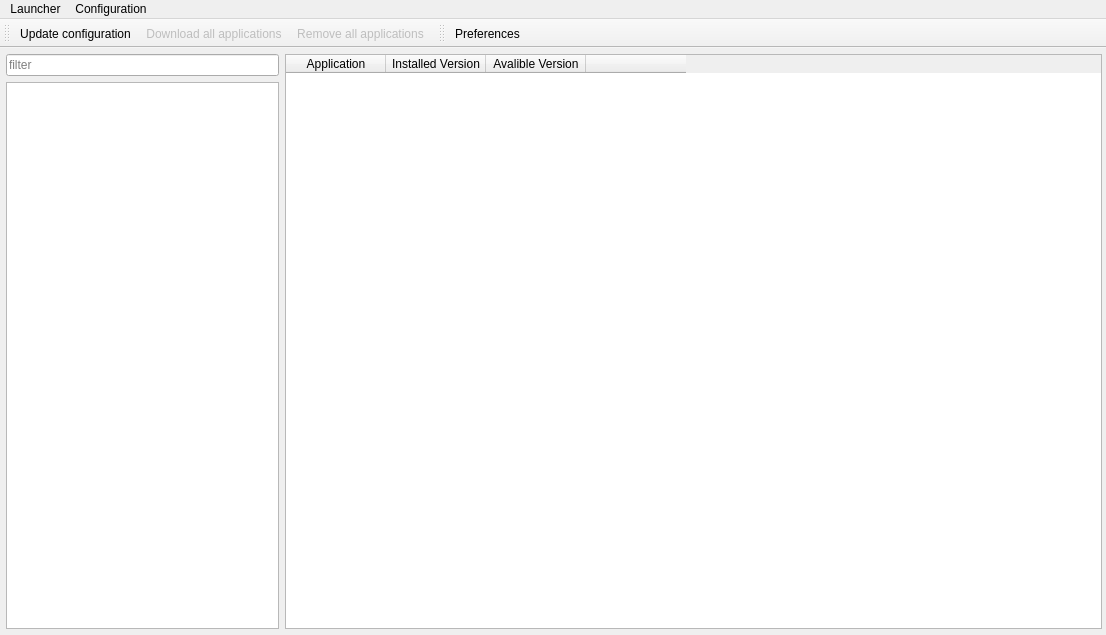
xaoctech/dava.engine, file Programs/Launcher/DataQt/mainwindow.ui: the form before one commit.
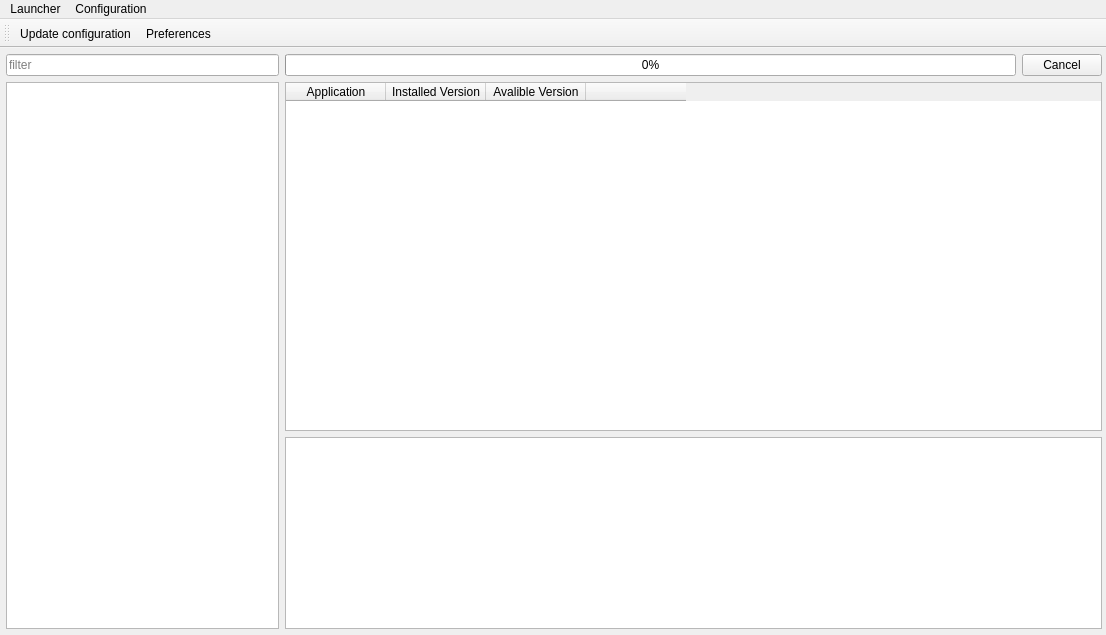
The form after the commit. The open tabs and pages were chosen to show the change. Icons and pictures are not drawn.

Commit message: [DF-13132] launcher tasks

Patch:
```diff
--- a/Programs/Launcher/DataQt/mainwindow.ui
+++ b/Programs/Launcher/DataQt/mainwindow.ui
@@ -37,7 +37,7 @@
     <property name="bottomMargin">
      <number>6</number>
     </property>
-    <item row="0" column="1" rowspan="3">
+    <item row="1" column="1">
      <widget class="QStackedWidget" name="stackedWidget">
       <property name="currentIndex">
        <number>0</number>
@@ -61,6 +61,13 @@
           <property name="focusPolicy">
            <enum>Qt::NoFocus</enum>
           </property>
+          <property name="html">
+           <string>&lt;!DOCTYPE HTML PUBLIC &quot;-//W3C//DTD HTML 4.0//EN&quot; &quot;http://www.w3.org/TR/REC-html40/strict.dtd&quot;&gt;
+&lt;html&gt;&lt;head&gt;&lt;meta name=&quot;qrichtext&quot; content=&quot;1&quot; /&gt;&lt;style type=&quot;text/css&quot;&gt;
+p, li { white-space: pre-wrap; }
+&lt;/style&gt;&lt;/head&gt;&lt;body style=&quot; font-family:'.SF NS Text'; font-size:13pt; font-weight:400; font-style:normal;&quot;&gt;
+&lt;p style=&quot;-qt-paragraph-type:empty; margin-top:0px; margin-bottom:0px; margin-left:0px; margin-right:0px; -qt-block-indent:0; text-indent:0px; font-family:'MS Shell Dlg 2'; font-size:8.25pt;&quot;&gt;&lt;br /&gt;&lt;/p&gt;&lt;/body&gt;&lt;/html&gt;</string>
+          </property>
           <property name="acceptRichText">
            <bool>false</bool>
           </property>
@@ -72,7 +79,7 @@
        </layout>
       </widget>
       <widget class="QWidget" name="page_2">
-       <layout class="QHBoxLayout" name="horizontalLayout_3">
+       <layout class="QVBoxLayout" name="verticalLayout" stretch="0,0">
         <property name="leftMargin">
          <number>0</number>
         </property>
@@ -87,6 +94,12 @@
         </property>
         <item>
          <widget class="QTableWidget" name="tableWidget">
+          <property name="sizePolicy">
+           <sizepolicy hsizetype="Expanding" vsizetype="Expanding">
+            <horstretch>0</horstretch>
+            <verstretch>0</verstretch>
+           </sizepolicy>
+          </property>
           <property name="focusPolicy">
            <enum>Qt::NoFocus</enum>
           </property>
@@ -143,11 +156,21 @@
           </column>
          </widget>
         </item>
+        <item>
+         <widget class="QTextEdit" name="textEdit_launcherStatus">
+          <property name="sizePolicy">
+           <sizepolicy hsizetype="Expanding" vsizetype="Preferred">
+            <horstretch>0</horstretch>
+            <verstretch>0</verstretch>
+           </sizepolicy>
+          </property>
+         </widget>
+        </item>
        </layout>
       </widget>
      </widget>
     </item>
-    <item row="1" column="0" rowspan="2">
+    <item row="1" column="0">
      <widget class="QListView" name="listView">
       <property name="focusPolicy">
        <enum>Qt::NoFocus</enum>
@@ -179,6 +202,113 @@
       </property>
      </widget>
     </item>
+    <item row="0" column="1">
+     <widget class="QStackedWidget" name="stackedWidget_status">
+      <property name="sizePolicy">
+       <sizepolicy hsizetype="Preferred" vsizetype="Maximum">
+        <horstretch>0</horstretch>
+        <verstretch>0</verstretch>
+       </sizepolicy>
+      </property>
+      <property name="currentIndex">
+       <number>1</number>
+      </property>
+      <widget class="QWidget" name="page_progress">
+       <layout class="QHBoxLayout" name="horizontalLayout">
+        <property name="leftMargin">
+         <number>0</number>
+        </property>
+        <property name="topMargin">
+         <number>0</number>
+        </property>
+        <property name="rightMargin">
+         <number>0</number>
+        </property>
+        <property name="bottomMargin">
+         <number>0</number>
+        </property>
+        <item>
+         <widget class="QProgressBar" name="progressBar">
+          <property name="value">
+           <number>0</number>
+          </property>
+          <property name="alignment">
+           <set>Qt::AlignCenter</set>
+          </property>
+          <property name="invertedAppearance">
+           <bool>false</bool>
+          </property>
+          <property name="textDirection">
+           <enum>QProgressBar::TopToBottom</enum>
+          </property>
+         </widget>
+        </item>
+        <item>
+         <widget class="QPushButton" name="pushButton_cancel">
+          <property name="text">
+           <string>Cancel</string>
+          </property>
+         </widget>
+        </item>
+       </layout>
+      </widget>
+      <widget class="QWidget" name="page_status">
+       <layout class="QHBoxLayout" name="horizontalLayout_3">
+        <property name="leftMargin">
+         <number>0</number>
+        </property>
+        <property name="topMargin">
+         <number>0</number>
+        </property>
+        <property name="rightMargin">
+         <number>0</number>
+        </property>
+        <property name="bottomMargin">
+         <number>0</number>
+        </property>
+        <item>
+         <widget class="QLabel" name="label_BAManagerStatusText">
+          <property name="text">
+           <string>BA-manager available</string>
+          </property>
+         </widget>
+        </item>
+        <item>
+         <widget class="QLabel" name="label_BAManagerStatusIcon">
+          <property name="sizePolicy">
+           <sizepolicy hsizetype="Maximum" vsizetype="Maximum">
+            <horstretch>0</horstretch>
+            <verstretch>0</verstretch>
+           </sizepolicy>
+          </property>
+          <property name="text">
+           <string/>
+          </property>
+          <property name="pixmap">
+           <pixmap resource="icons.qrc">:/Icons/red.png</pixmap>
+          </property>
+          <property name="scaledContents">
+           <bool>false</bool>
+          </property>
+         </widget>
+        </item>
+        <item>
+         <spacer name="horizontalSpacer">
+          <property name="orientation">
+           <enum>Qt::Horizontal</enum>
+          </property>
+          <property name="sizeHint" stdset="0">
+           <size>
+            <width>40</width>
+            <height>20</height>
+           </size>
+          </property>
+         </spacer>
+        </item>
+       </layout>
+      </widget>
+     </widget>
+    </item>
    </layout>
   </widget>
   <widget class="QMenuBar" name="menuBar">
@@ -187,7 +317,7 @@
      <x>0</x>
      <y>0</y>
      <width>1106</width>
-     <height>21</height>
+     <height>22</height>
     </rect>
    </property>
    <widget class="QMenu" name="menuConfiguration">
@@ -195,8 +325,6 @@
      <string>Configuration</string>
     </property>
     <addaction name="action_updateConfiguration"/>
-    <addaction name="action_downloadAll"/>
-    <addaction name="action_removeAll"/>
    </widget>
    <widget class="QMenu" name="menuLauncher">
     <property name="title">
@@ -218,19 +346,6 @@
     <bool>false</bool>
    </attribute>
    <addaction name="action_updateConfiguration"/>
-   <addaction name="action_downloadAll"/>
-   <addaction name="action_removeAll"/>
-  </widget>
-  <widget class="QToolBar" name="toolBar_preferences">
-   <property name="windowTitle">
-    <string>toolBar_2</string>
-   </property>
-   <attribute name="toolBarArea">
-    <enum>TopToolBarArea</enum>
-   </attribute>
-   <attribute name="toolBarBreak">
-    <bool>false</bool>
-   </attribute>
    <addaction name="actionPreferences"/>
   </widget>
   <action name="action_updateConfiguration">
@@ -248,36 +363,6 @@
     <enum>Qt::ApplicationShortcut</enum>
    </property>
   </action>
-  <action name="action_downloadAll">
-   <property name="enabled">
-    <bool>false</bool>
-   </property>
-   <property name="icon">
-    <iconset resource="icons.qrc">
-     <normaloff>:/Icons/download.png</normaloff>:/Icons/download.png</iconset>
-   </property>
-   <property name="text">
-    <string>Download all applications</string>
-   </property>
-   <property name="toolTip">
-    <string>Download all applications</string>
-   </property>
-  </action>
-  <action name="action_removeAll">
-   <property name="enabled">
-    <bool>false</bool>
-   </property>
-   <property name="icon">
-    <iconset resource="icons.qrc">
-     <normaloff>:/Icons/delete.png</normaloff>:/Icons/delete.png</iconset>
-   </property>
-   <property name="text">
-    <string>Remove all applications</string>
-   </property>
-   <property name="toolTip">
-    <string>Remove all applications</string>
-   </property>
-  </action>
   <action name="actionPreferences">
    <property name="icon">
     <iconset resource="icons.qrc">
```
The commit also changes 95 other files.
